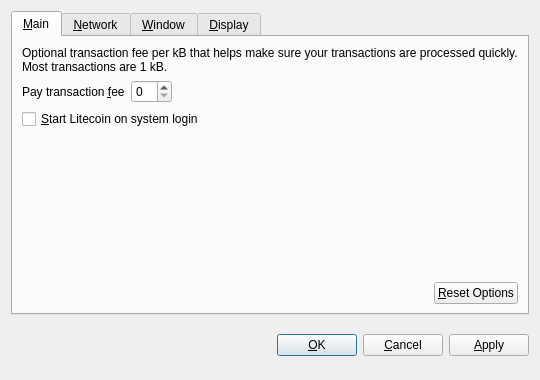
This is src/qt/forms/optionsdialog.ui in UnderAuthor/Stories as Qt 5 draws it before an edit. The edited form follows.
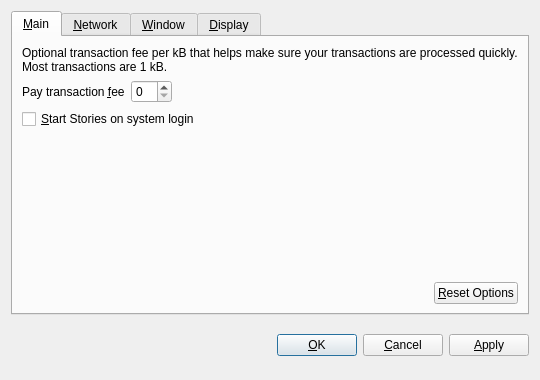
This is the edited form. Custom widgets are drawn as their Qt base class.

```diff
--- a/src/qt/forms/optionsdialog.ui
+++ b/src/qt/forms/optionsdialog.ui
@@ -82,7 +82,7 @@
           <string>Automatically start Litecoin after logging in to the system.</string>
          </property>
          <property name="text">
-          <string>&amp;Start Litecoin on system login</string>
+          <string>&amp;Start Stories on system login</string>
          </property>
         </widget>
        </item>
```
Left out of the diff: 10 changed lines with no effect on the pictures.
